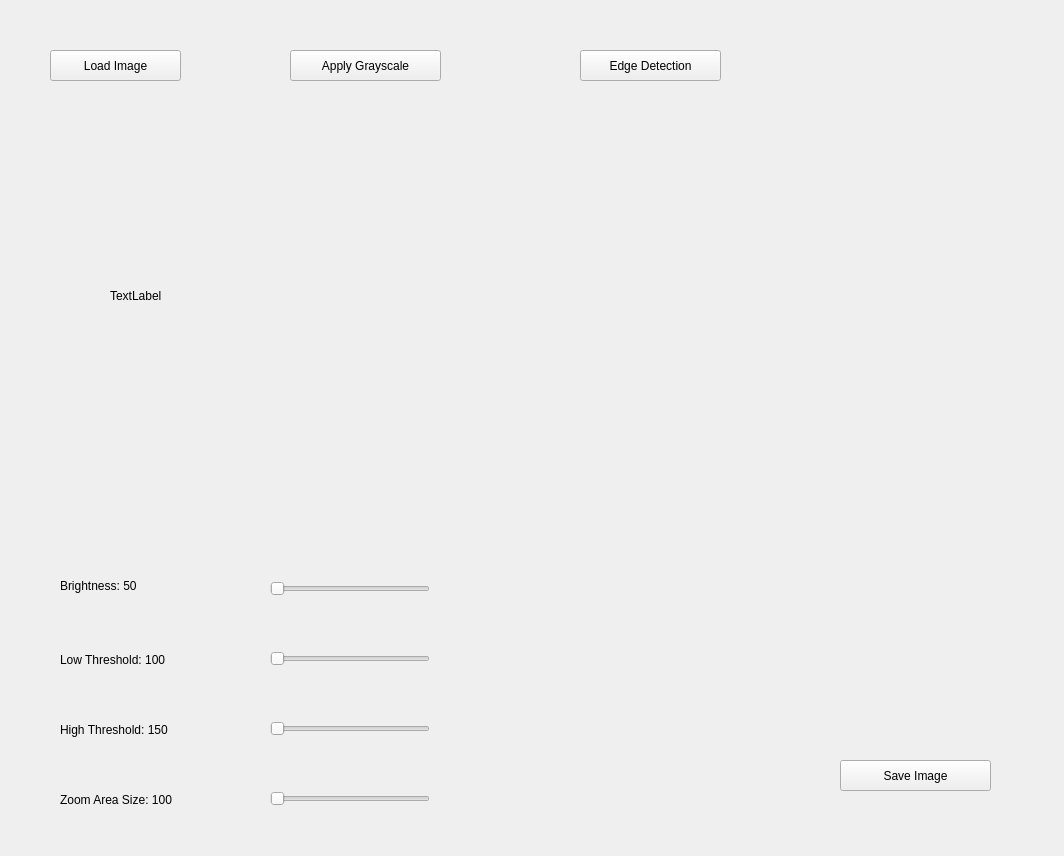
The window that pyhproject/form.ui (ecebuketgokcen/Medical-Image-Processor-with-Interactive-Zoom) describes before a commit, drawn with Qt 5.
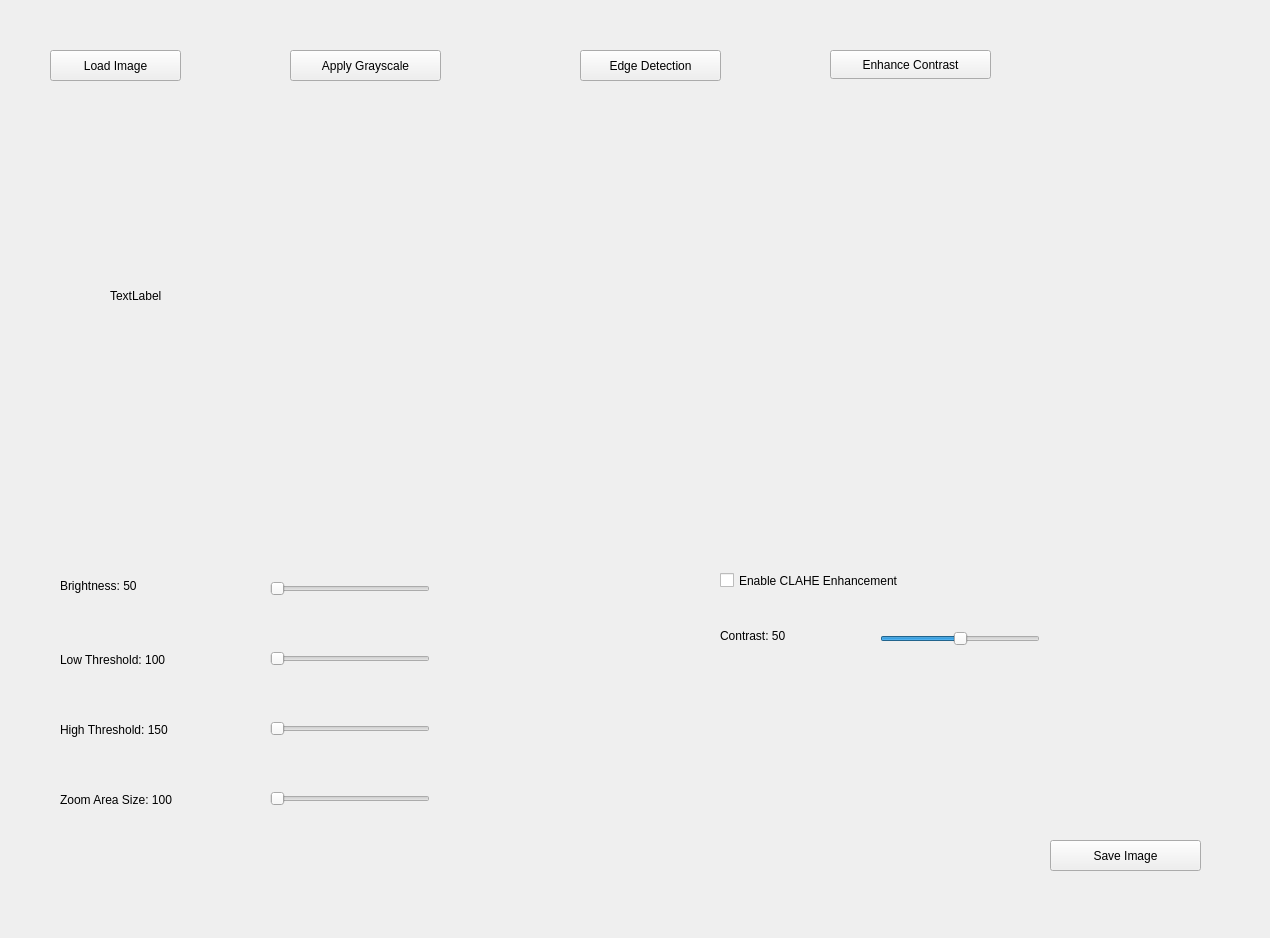
The same window after the commit.

```diff
--- a/pyhproject/form.ui
+++ b/pyhproject/form.ui
@@ -6,8 +6,8 @@
    <rect>
     <x>0</x>
     <y>0</y>
-    <width>1064</width>
-    <height>856</height>
+    <width>1270</width>
+    <height>938</height>
    </rect>
   </property>
   <property name="windowTitle">
@@ -29,8 +29,8 @@
   <widget class="QPushButton" name="btnSaveImage">
    <property name="geometry">
     <rect>
-     <x>840</x>
-     <y>760</y>
+     <x>1050</x>
+     <y>840</y>
      <width>151</width>
      <height>31</height>
     </rect>
@@ -182,6 +182,64 @@
     <enum>Qt::Orientation::Horizontal</enum>
    </property>
   </widget>
+  <widget class="QPushButton" name="pushButton">
+   <property name="geometry">
+    <rect>
+     <x>830</x>
+     <y>50</y>
+     <width>161</width>
+     <height>29</height>
+    </rect>
+   </property>
+   <property name="text">
+    <string>Enhance Contrast</string>
+   </property>
+  </widget>
+  <widget class="QCheckBox" name="checkBox">
+   <property name="geometry">
+    <rect>
+     <x>720</x>
+     <y>560</y>
+     <width>231</width>
+     <height>41</height>
+    </rect>
+   </property>
+   <property name="text">
+    <string>Enable CLAHE Enhancement</string>
+   </property>
+  </widget>
+  <widget class="QSlider" name="horizontalSlider">
+   <property name="geometry">
+    <rect>
+     <x>880</x>
+     <y>630</y>
+     <width>160</width>
+     <height>18</height>
+    </rect>
+   </property>
+   <property name="maximum">
+    <number>100</number>
+   </property>
+   <property name="value">
+    <number>50</number>
+   </property>
+   <property name="orientation">
+    <enum>Qt::Orientation::Horizontal</enum>
+   </property>
+  </widget>
+  <widget class="QLabel" name="label_2">
+   <property name="geometry">
+    <rect>
+     <x>720</x>
+     <y>620</y>
+     <width>121</width>
+     <height>31</height>
+    </rect>
+   </property>
+   <property name="text">
+    <string>Contrast: 50</string>
+   </property>
+  </widget>
  </widget>
  <resources/>
  <connections/>
```
